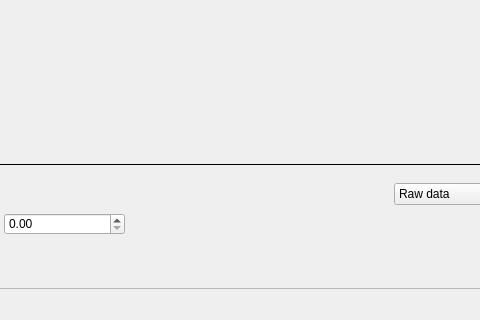
Above: qtdesigner_files/main_gui.ui from gorliks/EBSD_ECCI before the change; both pictures show x 701 to 1181 and y 395 to 715 of the 1268 by 715 pixel window. Below: the same form after it.
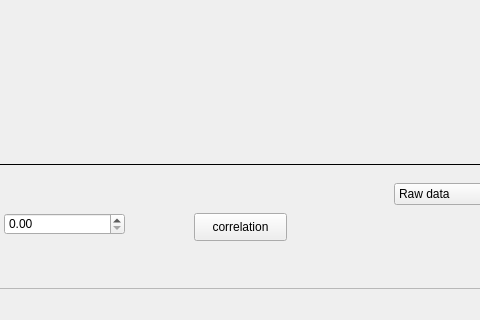
That is the form after the change. The open tabs and pages were chosen to show the change.

Commit message: introduction of correlation

```diff
--- a/qtdesigner_files/main_gui.ui
+++ b/qtdesigner_files/main_gui.ui
@@ -2689,6 +2689,19 @@
         <string>×</string>
        </property>
       </widget>
+      <widget class="QPushButton" name="pushButton_correlation">
+       <property name="geometry">
+        <rect>
+         <x>430</x>
+         <y>580</y>
+         <width>93</width>
+         <height>28</height>
+        </rect>
+       </property>
+       <property name="text">
+        <string>correlation</string>
+       </property>
+      </widget>
      </widget>
     </item>
    </layout>
```
Left out of the diff: 4 changed lines with no effect on the pictures. The commit also changes 12 other files.
